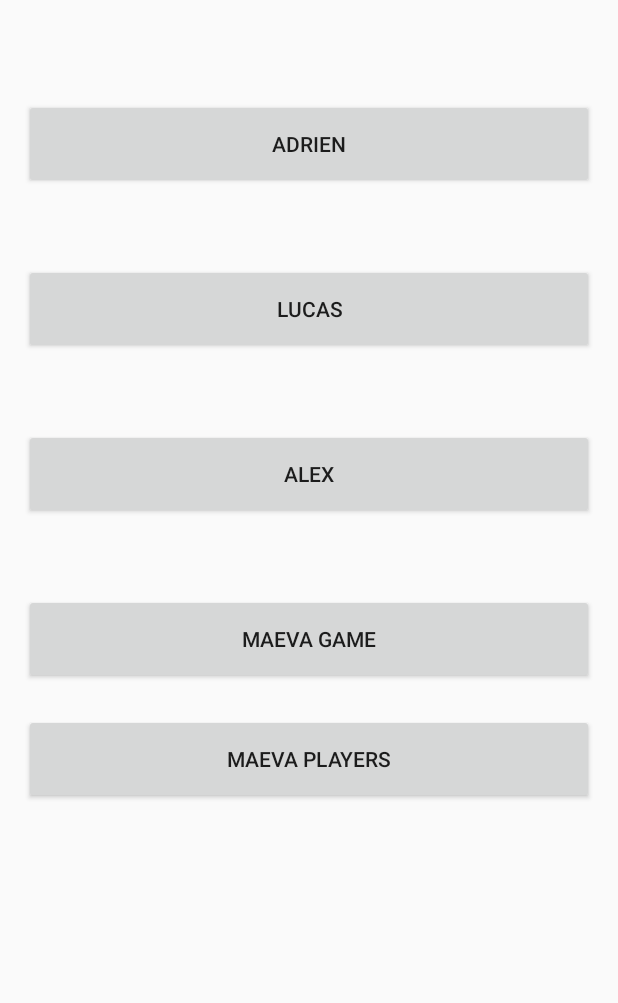
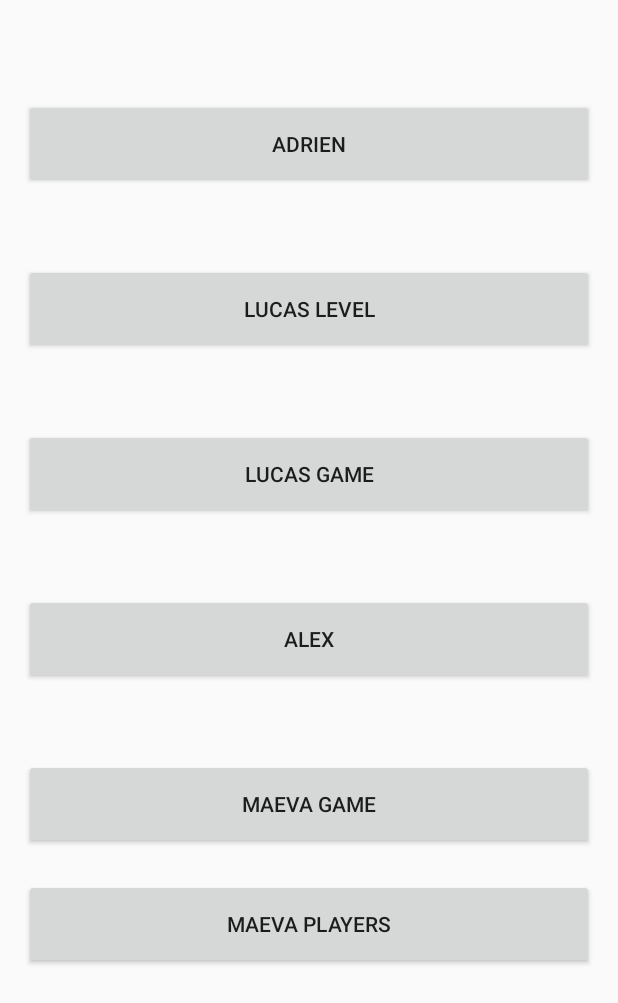
Before and after one commit to alexandreece/ecetech_special-disco-androidapp, an Android app: the screen it shows after launch (Main), on a phone screen of 412 x 824 dp. Shown: the top 1003 px of the screen. Run offline under Robolectric (Android 15) with nearby library versions, the phone set to English and light mode, and no system bars.

Commit message:
UPDATE InGame and SelectLevel

```diff
--- a/app/src/main/AndroidManifest.xml
+++ b/app/src/main/AndroidManifest.xml
@@ -11,7 +11,6 @@
         <activity android:name=".Main">
             <intent-filter>
                 <action android:name="android.intent.action.MAIN" />
-
                 <category android:name="android.intent.category.LAUNCHER" />
             </intent-filter>
         </activity>
--- a/app/src/main/java/com/example/lama/lamapp/SelectLevel.java
+++ b/app/src/main/java/com/example/lama/lamapp/SelectLevel.java
@@ -8,6 +8,6 @@ public class SelectLevel extends AppCompatActivity {
     @Override
     protected void onCreate(Bundle savedInstanceState) {
         super.onCreate(savedInstanceState);
-        setContentView(R.layout.activity_select_activity);
+        setContentView(R.layout.activity_select_level);
     }
 }
--- a/app/src/main/res/layout/activity_main.xml
+++ b/app/src/main/res/layout/activity_main.xml
@@ -25,13 +25,23 @@
                 android:onClick="adrien"/>
 
             <Button
-                android:id="@+id/lucas"
+                android:id="@+id/lucas_level"
                 android:layout_width="match_parent"
                 android:layout_height="60dp"
-                android:text="Lucas"
+                android:text="lucas level"
                 android:layout_marginTop="50dp"
                 android:layout_gravity="center"
-                android:onClick="lucas"
+                android:onClick="lucasLevel"
+                />
+
+            <Button
+                android:id="@+id/lucas_game"
+                android:layout_width="match_parent"
+                android:layout_height="60dp"
+                android:text="lucas game"
+                android:layout_marginTop="50dp"
+                android:layout_gravity="center"
+                android:onClick="lucasInGame"
                 />
 
             <Button
@@ -53,6 +63,7 @@
                 android:layout_gravity="center"
                 android:onClick="maevaGame"
                 />
+
             <Button
                 android:id="@+id/maeva"
                 android:layout_width="match_parent"
```
Also changed, not shown: app/src/main/java/com/example/lama/lamapp/Main.java (+11 -3 lines).
